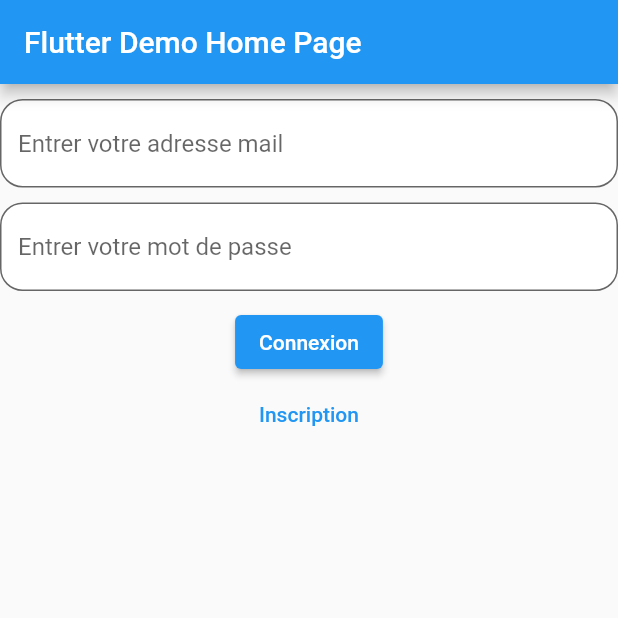
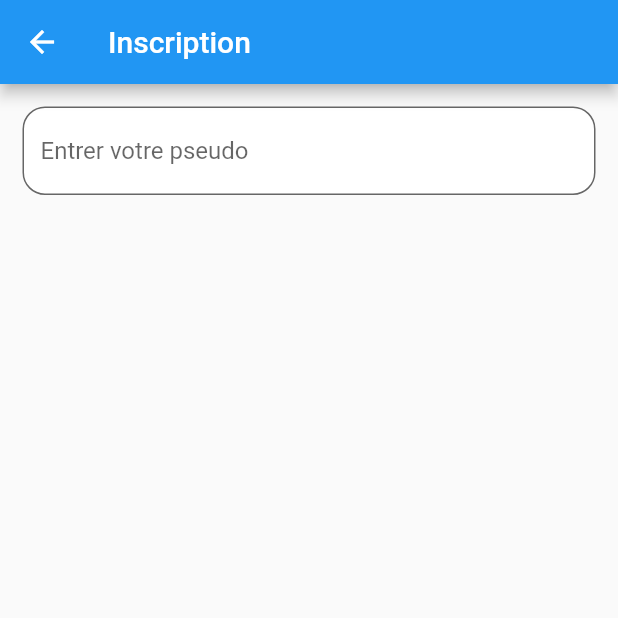
Before and after one commit to ackwrit/applicationfirstbd23.1, a Flutter app: the screen it shows after launch, after a tap on "Inscription", on a phone screen of 412 x 824 dp, the top half of it. Run offline on Flutter 3.47's test engine with Material 2 defaults, Android fonts, the phone set to English and light mode, and no system bars; our stand-ins replace cloud_firestore, firebase_auth, firebase_core, firebase_storage; accounts and stored records are empty; generated files the repository leaves out were written again.

```diff
--- /dev/null
+++ b/lib/view/inscription.dart
@@ -0,0 +1,70 @@
+import 'package:flutter/material.dart';
+
+class Inscription extends StatefulWidget{
+  @override
+  State<StatefulWidget> createState() {
+    // TODO: implement createState
+    return InscriptionState();
+  }
+
+}
+
+class InscriptionState extends State<Inscription>{
+  //varibales
+  late String pseudo;
+  late String mail;
+  late String password;
+  DateTime time = DateTime.now();
+
+  @override
+  Widget build(BuildContext context) {
+    // TODO: implement build
+    return Scaffold(
+      appBar: AppBar(
+        title: const Text("Inscription"),
+      ),
+      body: Padding(
+        child: bodyPage(),
+        padding: const EdgeInsets.all(15)
+      )
+
+    );
+  }
+
+
+  Widget bodyPage(){
+
+    return Column(
+      children: [
+        //Pseudo
+        TextField(
+          onChanged: (value){
+            setState(() {
+              pseudo = value;
+            });
+
+          },
+          decoration: InputDecoration(
+              fillColor: Colors.white,
+              filled: true,
+              hintText: "Entrer votre pseudo",
+              border:  OutlineInputBorder(
+                  borderRadius: BorderRadius.circular(15)
+              )
+          ),
+        ),
+
+
+        //mail
+
+
+        //password
+
+
+        //bouton de la date de naissance
+      ],
+
+    );
+  }
+
+}
```
Also changed, not shown: lib/main.dart (+47 -7 lines).
